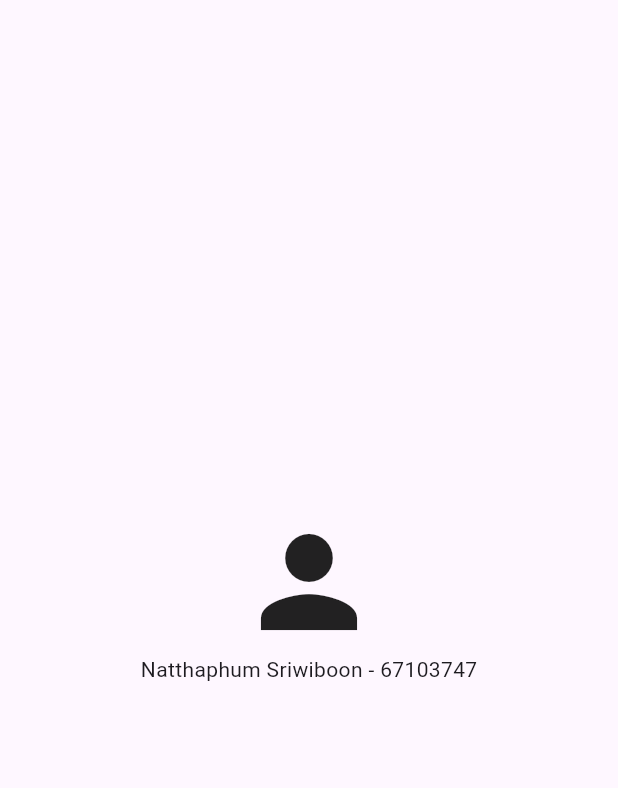
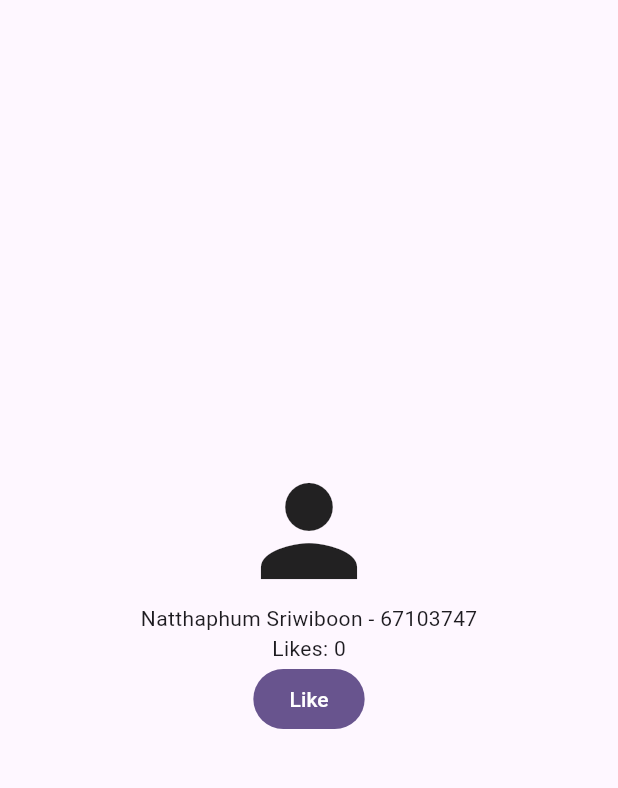
Before and after one commit to Bunmeee/lab01_profile, a Flutter app: the screen it shows after launch, on a phone screen of 412 x 824 dp, the part 63-851 px from its top. Run offline on Flutter 3.47's test engine with Material 3 defaults, Android fonts, the phone set to English and light mode, and no system bars; our stand-ins replace material_ui.

Commit message:
Add like counter with setState

```diff
--- a/lib/main.dart
+++ b/lib/main.dart
@@ -11,19 +11,34 @@ void main() => runApp(
   ),
 );
 
-class HomePage extends StatelessWidget {
+/// Displays the student's About Me profile and interactive like counter.
+class HomePage extends StatefulWidget {
   const HomePage({super.key});
+
+  @override
+  State<HomePage> createState() => _HomePageState();
+}
+
+class _HomePageState extends State<HomePage> {
+  int _likes = 0;
+
+  void _like() => setState(() => _likes++);
 
   @override
   Widget build(BuildContext context) {
     return Scaffold(
       appBar: AppBar(title: const Text('Lab L1 · 67103747')),
-      body: const Center(
+      body: Center(
         child: Column(
           mainAxisSize: MainAxisSize.min,
           children: [
-            Icon(Icons.person, size: 96),
-            Text('Natthaphum Sriwiboon - 67103747'),
+            const Icon(Icons.person, size: 96),
+            const Text('Natthaphum Sriwiboon - 67103747'),
+            Text('Likes: $_likes'),
+            FilledButton(
+              onPressed: _like,
+              child: const Text('Like'),
+            ),
           ],
         ),
       ),
```
Also changed, not shown: 1 other file.
